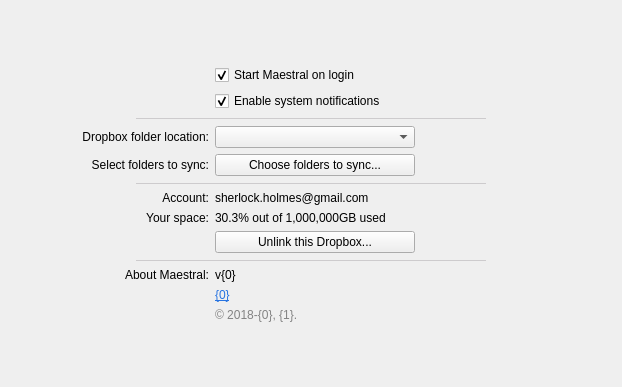
Above: maestral/gui/resources/settings_window.ui from samschott/maestral before the change. Below: the same form after it.
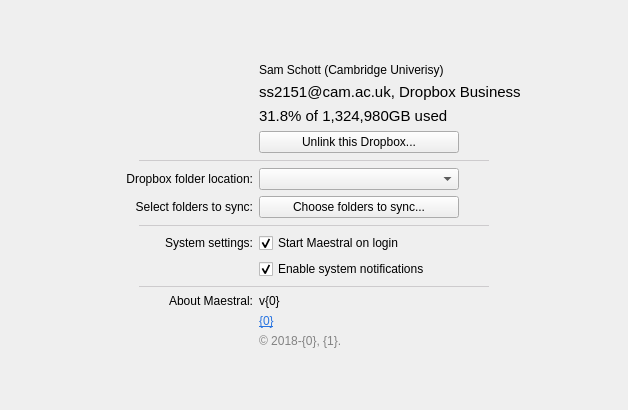
That is the form after the change.

Commit message:
redesigned settings window
redesigned settings window with more prominent account information on top

```diff
--- a/maestral/gui/resources/settings_window.ui
+++ b/maestral/gui/resources/settings_window.ui
@@ -6,257 +6,39 @@
    <rect>
     <x>0</x>
     <y>0</y>
-    <width>622</width>
-    <height>387</height>
+    <width>628</width>
+    <height>410</height>
    </rect>
   </property>
+  <property name="sizePolicy">
+   <sizepolicy hsizetype="Fixed" vsizetype="Fixed">
+    <horstretch>0</horstretch>
+    <verstretch>0</verstretch>
+   </sizepolicy>
+  </property>
+  <property name="minimumSize">
+   <size>
+    <width>600</width>
+    <height>0</height>
+   </size>
+  </property>
   <property name="windowTitle">
    <string>Maestral Settings</string>
   </property>
-  <layout class="QGridLayout" name="gridLayout" columnstretch="1,2">
+  <layout class="QVBoxLayout" name="verticalLayout">
+   <property name="leftMargin">
+    <number>20</number>
+   </property>
    <property name="topMargin">
+    <number>30</number>
+   </property>
+   <property name="rightMargin">
     <number>20</number>
    </property>
    <property name="bottomMargin">
-    <number>20</number>
+    <number>30</number>
    </property>
-   <item row="5" column="0">
-    <widget class="QLabel" name="labelExcludedFoldersTitle">
-     <property name="text">
-      <string>Select folders to sync:</string>
-     </property>
-     <property name="alignment">
-      <set>Qt::AlignRight|Qt::AlignTrailing|Qt::AlignVCenter</set>
-     </property>
-    </widget>
-   </item>
-   <item row="21" column="0" colspan="2" alignment="Qt::AlignHCenter">
-    <widget class="Line" name="line2">
-     <property name="minimumSize">
-      <size>
-       <width>350</width>
-       <height>0</height>
-      </size>
-     </property>
-     <property name="maximumSize">
-      <size>
-       <width>400</width>
-       <height>16777215</height>
-      </size>
-     </property>
-     <property name="styleSheet">
-      <string notr="true">color: rgb(205, 203, 205)</string>
-     </property>
-     <property name="frameShadow">
-      <enum>QFrame::Plain</enum>
-     </property>
-     <property name="orientation">
-      <enum>Qt::Horizontal</enum>
-     </property>
-    </widget>
-   </item>
-   <item row="11" column="0">
-    <widget class="QLabel" name="labelSpaceUsageTitle">
-     <property name="text">
-      <string>Your space:</string>
-     </property>
-     <property name="alignment">
-      <set>Qt::AlignRight|Qt::AlignTrailing|Qt::AlignVCenter</set>
-     </property>
-    </widget>
-   </item>
-   <item row="8" column="0" colspan="2" alignment="Qt::AlignHCenter">
-    <widget class="Line" name="line1">
-     <property name="minimumSize">
-      <size>
-       <width>350</width>
-       <height>0</height>
-      </size>
-     </property>
-     <property name="maximumSize">
-      <size>
-       <width>400</width>
-       <height>16777215</height>
-      </size>
-     </property>
-     <property name="styleSheet">
-      <string notr="true">color: rgb(205, 203, 205)</string>
-     </property>
-     <property name="frameShadow">
-      <enum>QFrame::Plain</enum>
-     </property>
-     <property name="orientation">
-      <enum>Qt::Horizontal</enum>
-     </property>
-    </widget>
-   </item>
-   <item row="4" column="1" alignment="Qt::AlignLeft">
-    <widget class="QComboBox" name="comboBoxDropboxPath">
-     <property name="minimumSize">
-      <size>
-       <width>200</width>
-       <height>0</height>
-      </size>
-     </property>
-     <property name="maximumSize">
-      <size>
-       <width>200</width>
-       <height>16777215</height>
-      </size>
-     </property>
-    </widget>
-   </item>
-   <item row="4" column="0">
-    <widget class="QLabel" name="labelDropboxPathTitle">
-     <property name="text">
-      <string>Dropbox folder location:</string>
-     </property>
-     <property name="alignment">
-      <set>Qt::AlignRight|Qt::AlignTrailing|Qt::AlignVCenter</set>
-     </property>
-    </widget>
-   </item>
-   <item row="5" column="1" alignment="Qt::AlignLeft">
-    <widget class="QPushButton" name="pushButtonExcludedFolders">
-     <property name="minimumSize">
-      <size>
-       <width>200</width>
-       <height>0</height>
-      </size>
-     </property>
-     <property name="maximumSize">
-      <size>
-       <width>200</width>
-       <height>16777215</height>
-      </size>
-     </property>
-     <property name="text">
-      <string>Choose folders to sync...</string>
-     </property>
-    </widget>
-   </item>
-   <item row="13" column="1" alignment="Qt::AlignLeft">
-    <widget class="QPushButton" name="pushButtonUnlink">
-     <property name="minimumSize">
-      <size>
-       <width>200</width>
-       <height>0</height>
-      </size>
-     </property>
-     <property name="text">
-      <string>Unlink this Dropbox...</string>
-     </property>
-    </widget>
-   </item>
-   <item row="22" column="0">
-    <widget class="QLabel" name="labelAboutTitle">
-     <property name="text">
-      <string>About Maestral:</string>
-     </property>
-     <property name="alignment">
-      <set>Qt::AlignRight|Qt::AlignTop|Qt::AlignTrailing</set>
-     </property>
-    </widget>
-   </item>
-   <item row="3" column="0" colspan="2" alignment="Qt::AlignHCenter">
-    <widget class="Line" name="line0">
-     <property name="minimumSize">
-      <size>
-       <width>350</width>
-       <height>0</height>
-      </size>
-     </property>
-     <property name="maximumSize">
-      <size>
-       <width>400</width>
-       <height>16777215</height>
-      </size>
-     </property>
-     <property name="styleSheet">
-      <string notr="true">color: rgb(205, 203, 205)</string>
-     </property>
-     <property name="frameShadow">
-      <enum>QFrame::Plain</enum>
-     </property>
-     <property name="orientation">
-      <enum>Qt::Horizontal</enum>
-     </property>
-    </widget>
-   </item>
-   <item row="1" column="1">
-    <widget class="QCheckBox" name="checkBoxStartup">
-     <property name="text">
-      <string>Start Maestral on login</string>
-     </property>
-     <property name="checked">
-      <bool>true</bool>
-     </property>
-    </widget>
-   </item>
-   <item row="22" column="1">
-    <widget class="QLabel" name="labelVersion">
-     <property name="text">
-      <string>&lt;html&gt;&lt;head/&gt;&lt;body&gt;&lt;p&gt;v{0}&lt;/p&gt;&lt;/body&gt;&lt;/html&gt;</string>
-     </property>
-     <property name="textFormat">
-      <enum>Qt::RichText</enum>
-     </property>
-     <property name="alignment">
-      <set>Qt::AlignLeading|Qt::AlignLeft|Qt::AlignVCenter</set>
-     </property>
-    </widget>
-   </item>
-   <item row="10" column="0">
-    <widget class="QLabel" name="labelAccountEmailTitle">
-     <property name="text">
-      <string>Account:</string>
-     </property>
-     <property name="alignment">
-      <set>Qt::AlignRight|Qt::AlignTrailing|Qt::AlignVCenter</set>
-     </property>
-    </widget>
-   </item>
-   <item row="2" column="1">
-    <widget class="QCheckBox" name="checkBoxNotifications">
-     <property name="text">
-      <string>Enable system notifications</string>
-     </property>
-     <property name="checked">
-      <bool>true</bool>
-     </property>
-    </widget>
-   </item>
-   <item row="25" column="0" colspan="2">
-    <spacer name="verticalSpacer">
-     <property name="orientation">
-      <enum>Qt::Vertical</enum>
-     </property>
-     <property name="sizeHint" stdset="0">
-      <size>
-       <width>20</width>
-       <height>0</height>
-      </size>
-     </property>
-    </spacer>
-   </item>
-   <item row="23" column="1">
-    <widget class="QLabel" name="labelUrl">
-     <property name="text">
-      <string>&lt;html&gt;&lt;head/&gt;&lt;body&gt;&lt;p&gt;&lt;a href=&quot;{0}&quot;&gt;&lt;span style=&quot; text-decoration: underline; color:#2874e1;&quot;&gt;{0}&lt;/span&gt;&lt;/a&gt;&lt;/p&gt;&lt;/body&gt;&lt;/html&gt;</string>
-     </property>
-     <property name="openExternalLinks">
-      <bool>true</bool>
-     </property>
-    </widget>
-   </item>
-   <item row="24" column="1">
-    <widget class="QLabel" name="labelCopyright">
-     <property name="text">
-      <string>&lt;html&gt;&lt;head/&gt;&lt;body&gt;&lt;p&gt;&lt;span style=&quot; color:#838383;&quot;&gt;© 2018-{0}, {1}. &lt;/span&gt;&lt;/p&gt;&lt;/body&gt;&lt;/html&gt;</string>
-     </property>
-    </widget>
-   </item>
-   <item row="0" column="0" colspan="2">
+   <item>
     <spacer name="verticalSpacer_2">
      <property name="orientation">
       <enum>Qt::Vertical</enum>
@@ -269,28 +51,223 @@
      </property>
     </spacer>
    </item>
-   <item row="10" column="1" rowspan="2">
-    <layout class="QGridLayout" name="gridLayoutAccountInfo">
-     <item row="0" column="0" alignment="Qt::AlignLeft">
-      <widget class="QLabel" name="labelAccountEmail">
+   <item>
+    <layout class="QGridLayout" name="gridLayoutMain" columnstretch="2,3">
+     <item row="5" column="0">
+      <widget class="QLabel" name="labelDropboxPathTitle">
        <property name="text">
-        <string>sherlock.holmes@gmail.com</string>
+        <string>Dropbox folder location:</string>
        </property>
+       <property name="alignment">
+        <set>Qt::AlignRight|Qt::AlignTrailing|Qt::AlignVCenter</set>
+       </property>
       </widget>
      </item>
-     <item row="1" column="0" alignment="Qt::AlignLeft">
+     <item row="1" column="1" alignment="Qt::AlignLeft">
+      <widget class="QLabel" name="labelAccountInfo">
+       <property name="font">
+        <font>
+         <pointsize>11</pointsize>
+        </font>
+       </property>
+       <property name="text">
+        <string>ss2151@cam.ac.uk, Dropbox Business</string>
+       </property>
+      </widget>
+     </item>
+     <item row="10" column="0" colspan="2" alignment="Qt::AlignHCenter">
+      <widget class="Line" name="line1">
+       <property name="minimumSize">
+        <size>
+         <width>350</width>
+         <height>0</height>
+        </size>
+       </property>
+       <property name="maximumSize">
+        <size>
+         <width>400</width>
+         <height>16777215</height>
+        </size>
+       </property>
+       <property name="styleSheet">
+        <string notr="true">color: rgb(205, 203, 205)</string>
+       </property>
+       <property name="frameShadow">
+        <enum>QFrame::Plain</enum>
+       </property>
+       <property name="orientation">
+        <enum>Qt::Horizontal</enum>
+       </property>
+      </widget>
+     </item>
+     <item row="12" column="1" alignment="Qt::AlignLeft">
+      <widget class="QLabel" name="labelUrl">
+       <property name="text">
+        <string>&lt;html&gt;&lt;head/&gt;&lt;body&gt;&lt;p&gt;&lt;a href=&quot;{0}&quot;&gt;&lt;span style=&quot; text-decoration: underline; color:#2874e1;&quot;&gt;{0}&lt;/span&gt;&lt;/a&gt;&lt;/p&gt;&lt;/body&gt;&lt;/html&gt;</string>
+       </property>
+       <property name="openExternalLinks">
+        <bool>true</bool>
+       </property>
+      </widget>
+     </item>
+     <item row="3" column="1" alignment="Qt::AlignLeft">
+      <widget class="QPushButton" name="pushButtonUnlink">
+       <property name="minimumSize">
+        <size>
+         <width>200</width>
+         <height>0</height>
+        </size>
+       </property>
+       <property name="text">
+        <string>Unlink this Dropbox...</string>
+       </property>
+      </widget>
+     </item>
+     <item row="6" column="1" alignment="Qt::AlignLeft">
+      <widget class="QPushButton" name="pushButtonExcludedFolders">
+       <property name="minimumSize">
+        <size>
+         <width>200</width>
+         <height>0</height>
+        </size>
+       </property>
+       <property name="maximumSize">
+        <size>
+         <width>200</width>
+         <height>16777215</height>
+        </size>
+       </property>
+       <property name="text">
+        <string>Choose folders to sync...</string>
+       </property>
+      </widget>
+     </item>
+     <item row="13" column="1" alignment="Qt::AlignLeft">
+      <widget class="QLabel" name="labelCopyright">
+       <property name="text">
+        <string>&lt;html&gt;&lt;head/&gt;&lt;body&gt;&lt;p&gt;&lt;span style=&quot; color:#838383;&quot;&gt;© 2018-{0}, {1}. &lt;/span&gt;&lt;/p&gt;&lt;/body&gt;&lt;/html&gt;</string>
+       </property>
+      </widget>
+     </item>
+     <item row="5" column="1" alignment="Qt::AlignLeft">
+      <widget class="QComboBox" name="comboBoxDropboxPath">
+       <property name="minimumSize">
+        <size>
+         <width>200</width>
+         <height>0</height>
+        </size>
+       </property>
+       <property name="maximumSize">
+        <size>
+         <width>200</width>
+         <height>16777215</height>
+        </size>
+       </property>
+      </widget>
+     </item>
+     <item row="0" column="1" alignment="Qt::AlignLeft">
+      <widget class="QLabel" name="labelAccountName">
+       <property name="text">
+        <string>Sam Schott (Cambridge Univerisy)</string>
+       </property>
+      </widget>
+     </item>
+     <item row="11" column="1" alignment="Qt::AlignLeft">
+      <widget class="QLabel" name="labelVersion">
+       <property name="text">
+        <string>&lt;html&gt;&lt;head/&gt;&lt;body&gt;&lt;p&gt;v{0}&lt;/p&gt;&lt;/body&gt;&lt;/html&gt;</string>
+       </property>
+       <property name="textFormat">
+        <enum>Qt::RichText</enum>
+       </property>
+       <property name="alignment">
+        <set>Qt::AlignLeading|Qt::AlignLeft|Qt::AlignVCenter</set>
+       </property>
+      </widget>
+     </item>
+     <item row="9" column="1">
+      <widget class="QCheckBox" name="checkBoxNotifications">
+       <property name="text">
+        <string>Enable system notifications</string>
+       </property>
+       <property name="checked">
+        <bool>true</bool>
+       </property>
+      </widget>
+     </item>
+     <item row="2" column="1">
       <widget class="QLabel" name="labelSpaceUsage">
+       <property name="font">
+        <font>
+         <pointsize>11</pointsize>
+        </font>
+       </property>
        <property name="text">
-        <string>30.3% out of 1,000,000GB used</string>
+        <string>31.8% of 1,324,980GB used</string>
        </property>
       </widget>
      </item>
-     <item row="0" column="1" rowspan="2" alignment="Qt::AlignLeft">
+     <item row="8" column="1">
+      <widget class="QCheckBox" name="checkBoxStartup">
+       <property name="text">
+        <string>Start Maestral on login</string>
+       </property>
+       <property name="checked">
+        <bool>true</bool>
+       </property>
+      </widget>
+     </item>
+     <item row="11" column="0">
+      <widget class="QLabel" name="labelAboutTitle">
+       <property name="text">
+        <string>About Maestral:</string>
+       </property>
+       <property name="alignment">
+        <set>Qt::AlignRight|Qt::AlignTop|Qt::AlignTrailing</set>
+       </property>
+      </widget>
+     </item>
+     <item row="7" column="0" colspan="2" alignment="Qt::AlignHCenter">
+      <widget class="Line" name="line0">
+       <property name="minimumSize">
+        <size>
+         <width>350</width>
+         <height>0</height>
+        </size>
+       </property>
+       <property name="maximumSize">
+        <size>
+         <width>400</width>
+         <height>16777215</height>
+        </size>
+       </property>
+       <property name="styleSheet">
+        <string notr="true">color: rgb(205, 203, 205)</string>
+       </property>
+       <property name="frameShadow">
+        <enum>QFrame::Plain</enum>
+       </property>
+       <property name="orientation">
+        <enum>Qt::Horizontal</enum>
+       </property>
+      </widget>
+     </item>
+     <item row="6" column="0">
+      <widget class="QLabel" name="labelExcludedFoldersTitle">
+       <property name="text">
+        <string>Select folders to sync:</string>
+       </property>
+       <property name="alignment">
+        <set>Qt::AlignRight|Qt::AlignTrailing|Qt::AlignVCenter</set>
+       </property>
+      </widget>
+     </item>
+     <item row="0" column="0" rowspan="4" alignment="Qt::AlignRight">
       <widget class="QLabel" name="labelUserProfilePic">
        <property name="minimumSize">
         <size>
-         <width>20</width>
-         <height>20</height>
+         <width>30</width>
+         <height>0</height>
         </size>
        </property>
        <property name="text">
@@ -298,8 +275,56 @@
        </property>
       </widget>
      </item>
+     <item row="4" column="0" colspan="2" alignment="Qt::AlignHCenter">
+      <widget class="Line" name="line2">
+       <property name="minimumSize">
+        <size>
+         <width>350</width>
+         <height>0</height>
+        </size>
+       </property>
+       <property name="maximumSize">
+        <size>
+         <width>400</width>
+         <height>16777215</height>
+        </size>
+       </property>
+       <property name="styleSheet">
+        <string notr="true">color: rgb(205, 203, 205)</string>
+       </property>
+       <property name="frameShadow">
+        <enum>QFrame::Plain</enum>
+       </property>
+       <property name="orientation">
+        <enum>Qt::Horizontal</enum>
+       </property>
+      </widget>
+     </item>
+     <item row="8" column="0">
+      <widget class="QLabel" name="label">
+       <property name="text">
+        <string>System settings:</string>
+       </property>
+       <property name="alignment">
+        <set>Qt::AlignRight|Qt::AlignTrailing|Qt::AlignVCenter</set>
+       </property>
+      </widget>
+     </item>
     </layout>
    </item>
+   <item>
+    <spacer name="verticalSpacer">
+     <property name="orientation">
+      <enum>Qt::Vertical</enum>
+     </property>
+     <property name="sizeHint" stdset="0">
+      <size>
+       <width>20</width>
+       <height>0</height>
+      </size>
+     </property>
+    </spacer>
+   </item>
   </layout>
  </widget>
  <tabstops>
```
Left out of the diff: 7 changed lines with no effect on the pictures. The commit also changes 1 other file.
